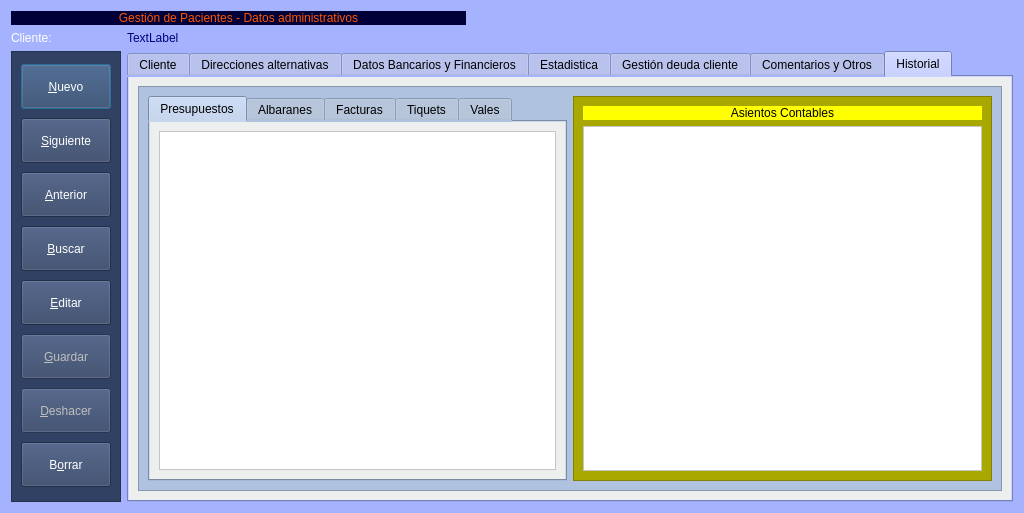
Before: the Qt Designer form Zona_Pacientes/frmClientes.ui in arcnexus/RedFoX, drawn with Qt 5.
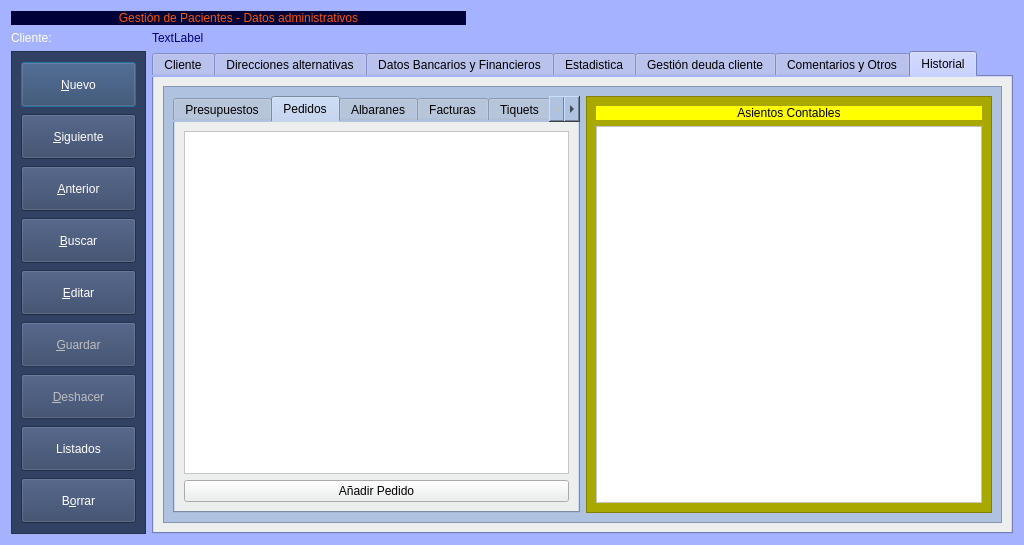
After: the same form once the commit is applied. The open tabs and pages were chosen to show the change. Icons and pictures are not drawn. Custom widgets are drawn as their Qt base class.

What changed in the file:
```diff
--- a/Zona_Pacientes/frmClientes.ui
+++ b/Zona_Pacientes/frmClientes.ui
@@ -10,7 +10,7 @@
     <x>0</x>
     <y>0</y>
     <width>1024</width>
-    <height>513</height>
+    <height>545</height>
    </rect>
   </property>
   <property name="minimumSize">
@@ -62,7 +62,7 @@
      </property>
      <property name="minimumSize">
       <size>
-       <width>110</width>
+       <width>135</width>
        <height>374</height>
       </size>
      </property>
@@ -279,6 +279,39 @@
        </widget>
       </item>
       <item row="7" column="0">
+       <widget class="QPushButton" name="botListados">
+        <property name="minimumSize">
+         <size>
+          <width>115</width>
+          <height>45</height>
+         </size>
+        </property>
+        <property name="maximumSize">
+         <size>
+          <width>118</width>
+          <height>16777215</height>
+         </size>
+        </property>
+        <property name="styleSheet">
+         <string notr="true">QPushButton:disabled{color: 0; }
+QPushButton:enabled{color: rgb(255,255,255); }</string>
+        </property>
+        <property name="text">
+         <string>Listados</string>
+        </property>
+        <property name="icon">
+         <iconset resource="../maya.qrc">
+          <normaloff>:/Icons/PNG/List.png</normaloff>:/Icons/PNG/List.png</iconset>
+        </property>
+        <property name="iconSize">
+         <size>
+          <width>24</width>
+          <height>24</height>
+         </size>
+        </property>
+       </widget>
+      </item>
+      <item row="8" column="0">
        <widget class="QPushButton" name="btnBorrar">
         <property name="minimumSize">
          <size>
@@ -3667,6 +3700,58 @@
                 </attribute>
                </widget>
               </item>
+              <item row="1" column="0">
+               <widget class="QPushButton" name="pushButton_2">
+                <property name="text">
+                 <string>Añadir presupuesto</string>
+                </property>
+                <property name="icon">
+                 <iconset resource="../maya.qrc">
+                  <normaloff>:/Icons/PNG/add.png</normaloff>:/Icons/PNG/add.png</iconset>
+                </property>
+               </widget>
+              </item>
+             </layout>
+            </widget>
+            <widget class="QWidget" name="tab_9">
+             <property name="styleSheet">
+              <string notr="true">background-color: #ecefed;</string>
+             </property>
+             <attribute name="title">
+              <string>Pedidos</string>
+             </attribute>
+             <layout class="QGridLayout" name="gridLayout_26">
+              <item row="0" column="0">
+               <widget class="QTableView" name="tablaPedidos">
+                <property name="styleSheet">
+                 <string notr="true">background-color: rgb(255, 255, 255);
+alternate-background-color: rgb(255, 255, 175);</string>
+                </property>
+                <property name="alternatingRowColors">
+                 <bool>true</bool>
+                </property>
+                <property name="selectionMode">
+                 <enum>QAbstractItemView::SingleSelection</enum>
+                </property>
+                <property name="selectionBehavior">
+                 <enum>QAbstractItemView::SelectRows</enum>
+                </property>
+                <attribute name="horizontalHeaderStretchLastSection">
+                 <bool>true</bool>
+                </attribute>
+               </widget>
+              </item>
+              <item row="1" column="0">
+               <widget class="QPushButton" name="pushButton_3">
+                <property name="text">
+                 <string>Añadir Pedido</string>
+                </property>
+                <property name="icon">
+                 <iconset resource="../maya.qrc">
+                  <normaloff>:/Icons/PNG/add.png</normaloff>:/Icons/PNG/add.png</iconset>
+                </property>
+               </widget>
+              </item>
              </layout>
             </widget>
             <widget class="QWidget" name="tab_7">
```
Left out of the diff: 44 changed lines with no effect on the pictures.
